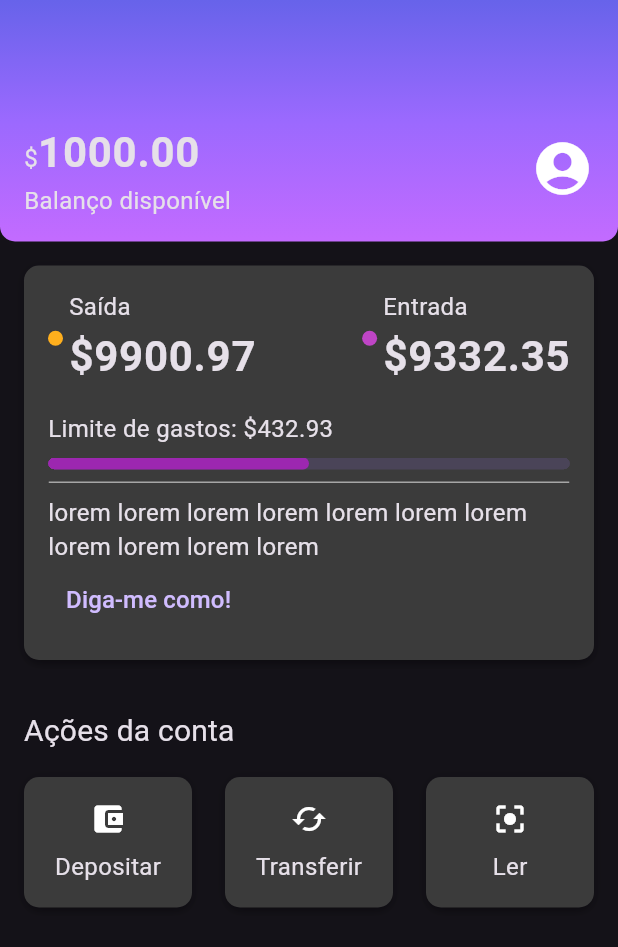
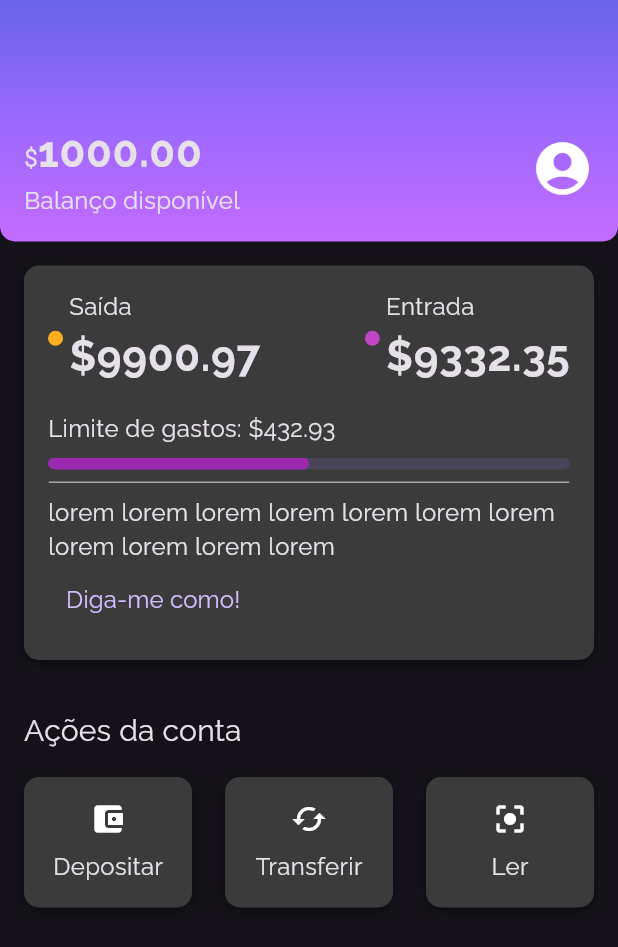
Before and after one commit to leooruiz/Alubank, a Flutter app: the screen it shows after launch, on a phone screen of 412 x 824 dp. Shown: the top 947 px of the screen. Run offline on Flutter 3.47's test engine with Material 3 defaults, Android fonts, the phone set to English and light mode, and no system bars.

Commit message:
add new font family in project

```diff
--- a/lib/themes/my_theme.dart
+++ b/lib/themes/my_theme.dart
@@ -5,6 +5,7 @@ ThemeData myTheme = ThemeData(
   primarySwatch: ThemeColors.primaryColor,
   primaryColor: ThemeColors.primaryColor,
   brightness: Brightness.dark,
+  fontFamily: 'Raleway',
   cardColor: const Color.fromARGB(255, 59, 59, 59),
   textTheme: const TextTheme(
       bodyMedium: TextStyle(
```
Also changed, not shown: pubspec.yaml (+7 -0 lines), fonts/Raleway-Bold.ttf (added), fonts/Raleway-Regular.ttf (added).
